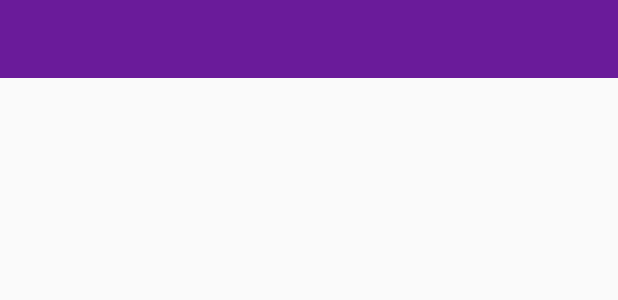
After one commit to codermahadi/full-android-project, an Android app: the layout activity_even.xml on its own in the app's theme, with its tools: preview values and no code run, on a phone screen of 412 x 824 dp. The commit adds this screen. Shown: the top 300 px of the screen. Run offline under Robolectric (Android 15) with nearby library versions, the phone set to English and light mode, and no system bars.

Commit message:
create EvenActivity and add toolbar navigation

```diff
--- a/app/src/main/AndroidManifest.xml
+++ b/app/src/main/AndroidManifest.xml
@@ -16,6 +16,7 @@
                 <category android:name="android.intent.category.LAUNCHER" />
             </intent-filter>
         </activity>
+        <activity android:name=".EvenActivity"></activity>
     </application>
 
 </manifest>
--- /dev/null
+++ b/app/src/main/res/layout/activity_even.xml
@@ -0,0 +1,21 @@
+<?xml version="1.0" encoding="utf-8"?>
+<LinearLayout xmlns:android="http://schemas.android.com/apk/res/android"
+    xmlns:app="http://schemas.android.com/apk/res-auto"
+    xmlns:tools="http://schemas.android.com/tools"
+    android:layout_width="match_parent"
+    android:layout_height="match_parent"
+    android:orientation="vertical"
+    tools:context=".EvenActivity">
+
+    <android.support.v7.widget.Toolbar
+        android:id="@+id/toolbar"
+        android:layout_width="match_parent"
+        android:layout_height="52dp"
+        android:background="#ff6a1b9a"
+        android:minHeight="?attr/actionBarSize"
+        android:titleTextColor="#ebe8e8"
+        app:theme="@style/CustomActionBar">
+
+    </android.support.v7.widget.Toolbar>
+
+</LinearLayout>
--- a/app/src/main/res/values/strings.xml
+++ b/app/src/main/res/values/strings.xml
@@ -1,6 +1,7 @@
 <resources>
     <string name="app_name">FullApplication</string>
     <string name="toolbarTitle">Education</string>
+    <string name="even">Event</string>
     <string name="open">Open</string>
     <string name="close">Close</string>
 </resources>
```
Also changed, not shown: app/src/main/java/com/example/mahadi/fullapplication/EvenActivity.java (added, +59 -0 lines), app/src/main/java/com/example/mahadi/fullapplication/MainActivity.java (+5 -4 lines).
